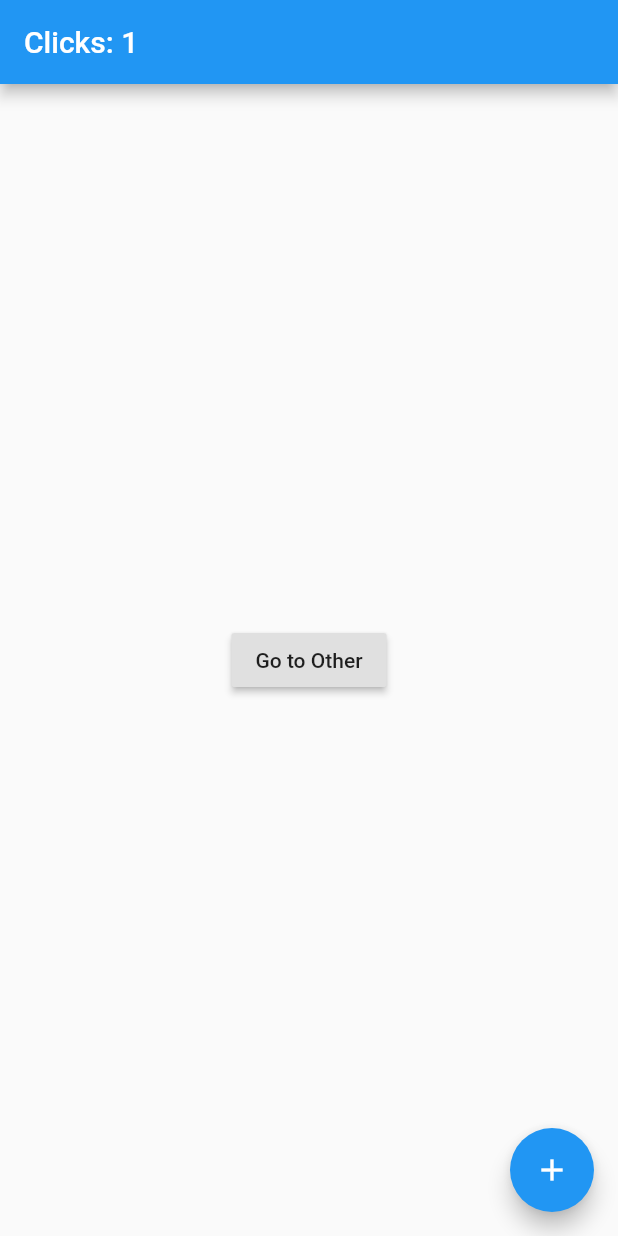
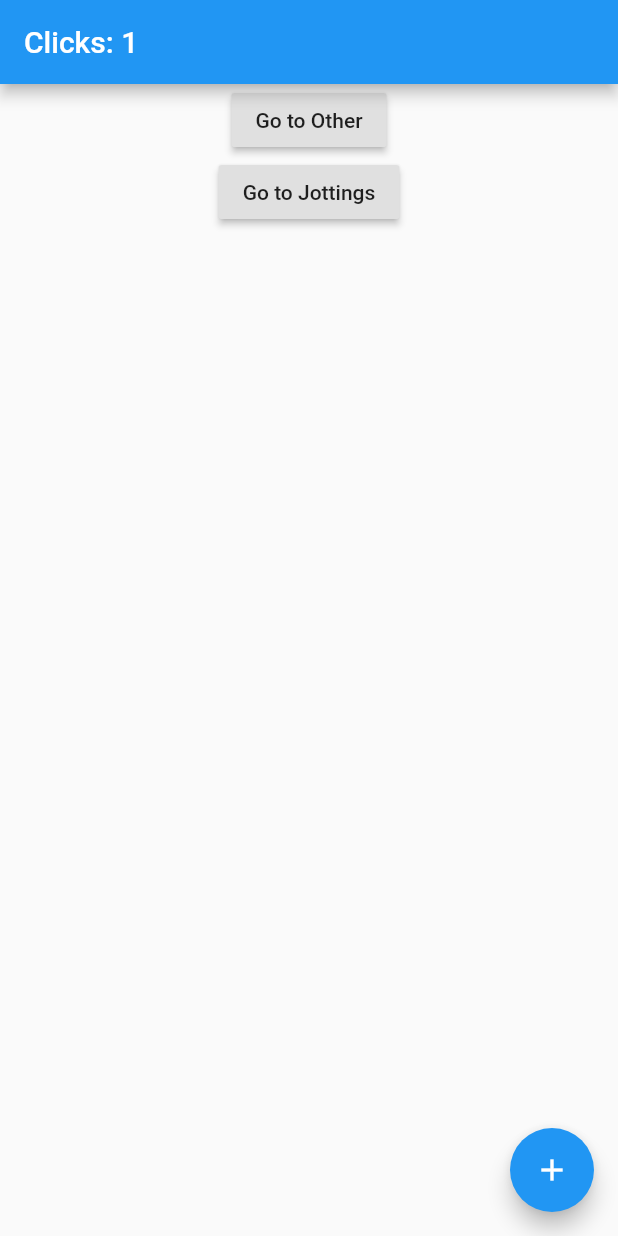
Before and after one commit to mjablecnik/flutter_bloc_jottings, a Flutter app: the screen it shows after launch, after a tap on the "add" icon, on a phone screen of 412 x 824 dp. Run offline on Flutter 3.47's test engine with Material 2 defaults, Android fonts, the phone set to English and light mode, and no system bars; our stand-ins replace get; missing offline and left inert: dart:ffi.

Commit message:
feat(jottings): add Jottings page, service, controller and entities

```diff
--- /dev/null
+++ b/lib/constants.dart
@@ -0,0 +1,7 @@
+enum ItemType { folder, todo, note }
+
+class Routes {
+  static const HOME = '/';
+  static const OTHER = '/other';
+  static const JOTTINGS = '/jottings';
+}
--- a/lib/main.dart
+++ b/lib/main.dart
@@ -1,23 +1,32 @@
 import 'package:flutter/material.dart';
 
 import 'package:get/get.dart';
+import 'package:getx_example/constants.dart';
+import 'package:getx_example/domain/adapters/note.dart';
+import 'package:getx_example/domain/services/jotting.dart';
 import 'package:getx_example/presentation/controllers/basic.dart';
 import 'package:getx_example/presentation/controllers/dialog.dart';
+import 'package:getx_example/presentation/controllers/jottings.dart';
 import 'package:getx_example/presentation/pages/home.dart';
+import 'package:getx_example/presentation/pages/jottings.dart';
 import 'package:getx_example/presentation/pages/other.dart';
 
 void main() {
   runApp(
     GetMaterialApp(
       smartManagement: SmartManagement.full,
-      initialRoute: "/",
+      initialRoute: Routes.HOME,
       initialBinding: BindingsBuilder(() {
-        Get.put(BasicController());
+        Get.lazyPut(() => BasicController(), fenix: true);
         Get.create(() => DialogController());
+        Get.lazyPut(() => JottingsController(), fenix: true);
+        Get.lazyPut(() => NoteAdapter(), fenix: true);
+        Get.lazyPut(() => JottingService(), fenix: true);
       }),
       getPages: [
-        GetPage(name: '/', page: () => Home()),
-        GetPage(name: '/other', page: () => Other()),
+        GetPage(name: Routes.HOME, page: () => Home()),
+        GetPage(name: Routes.OTHER, page: () => Other()),
+        GetPage(name: Routes.JOTTINGS, page: () => JottingsPage()),
       ]),
   );
 }
--- a/lib/presentation/controllers/basic.dart
+++ b/lib/presentation/controllers/basic.dart
@@ -6,7 +6,7 @@ class BasicController extends GetxController {
 
   increment() => count++;
 
-  addToList(String item) {
+  addItem(String item, type) {
     simpleList.add(item);
   }
 }
--- a/lib/presentation/pages/home.dart
+++ b/lib/presentation/pages/home.dart
@@ -1,6 +1,7 @@
 import 'package:flutter/material.dart';
 import 'package:flutter/widgets.dart';
 import 'package:get/get.dart';
+import 'package:getx_example/constants.dart';
 import 'package:getx_example/presentation/controllers/basic.dart';
 
 
@@ -18,9 +19,17 @@ class Home extends GetView<BasicController> {
 
       // Replace the 8 lines Navigator.push by a simple Get.to(). You don't need context
       body: Center(
-        child: RaisedButton(
-          child: Text("Go to Other"),
-          onPressed: () => Get.toNamed('/other'),
+        child: Column(
+          children: [
+            RaisedButton(
+              child: Text("Go to Other"),
+              onPressed: () => Get.toNamed(Routes.OTHER),
+            ),
+            RaisedButton(
+              child: Text("Go to Jottings"),
+              onPressed: () => Get.toNamed(Routes.JOTTINGS),
+            ),
+          ],
         ),
       ),
       floatingActionButton: FloatingActionButton(
--- a/pubspec.yaml
+++ b/pubspec.yaml
@@ -21,9 +21,10 @@ environment:
   sdk: ">=2.7.0 <3.0.0"
 
 dependencies:
-  get: 3.24.0
+  get: ^3.24.0
   flutter:
     sdk: flutter
+  freezed_annotation: ^0.12.0
 
 
   # The following adds the Cupertino Icons font to your application.
@@ -33,6 +34,9 @@ dependencies:
 dev_dependencies:
   flutter_test:
     sdk: flutter
+  build_runner: ^1.10.11
+  freezed: ^0.12.6
+
 
 # For information on the generic Dart part of this file, see the
 # following page: https://dart.dev/tools/pub/pubspec
```
Also changed, not shown: lib/domain/adapters/note.dart (added, +10 -0 lines), lib/domain/entities/folder.dart (added, +7 -0 lines), lib/domain/entities/item.dart (added, +9 -0 lines), lib/domain/entities/note.dart (added, +7 -0 lines), lib/domain/entities/todo.dart (added, +14 -0 lines), lib/domain/services/jotting.dart (added, +47 -0 lines), lib/presentation/controllers/dialog.dart (+27 -6 lines), lib/presentation/controllers/jottings.dart (added, +63 -0 lines), lib/presentation/pages/jottings.dart (added, +49 -0 lines), lib/presentation/pages/other.dart (+1 -13 lines), lib/domain/adapters/folder.dart (added), pubspec.lock (deleted), 1 other file.
